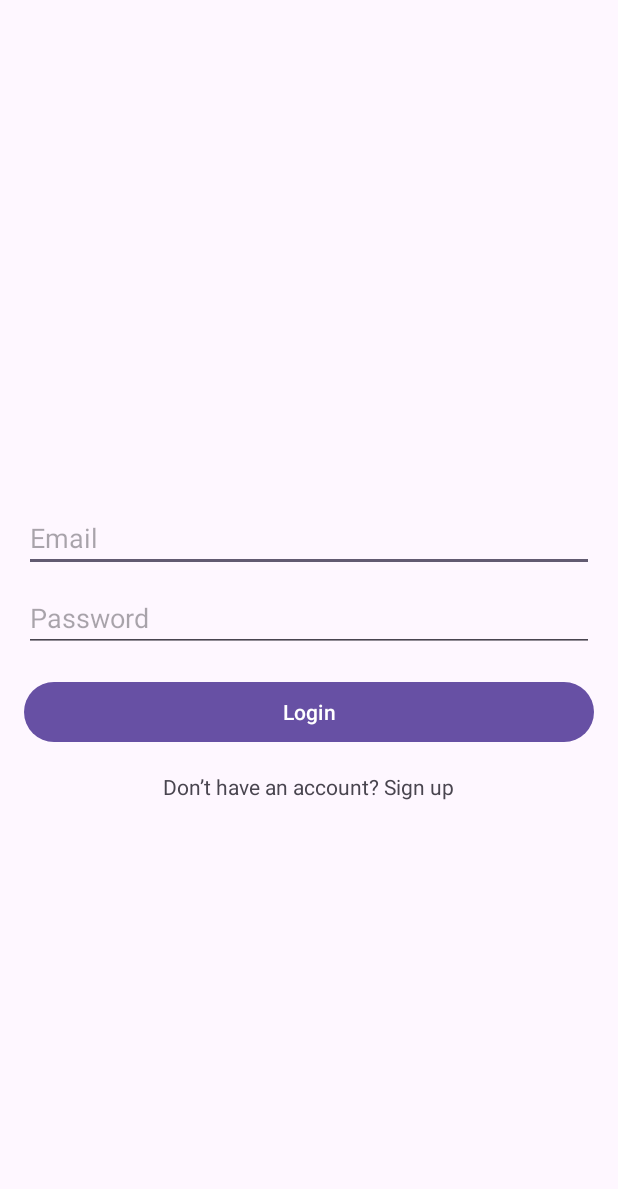
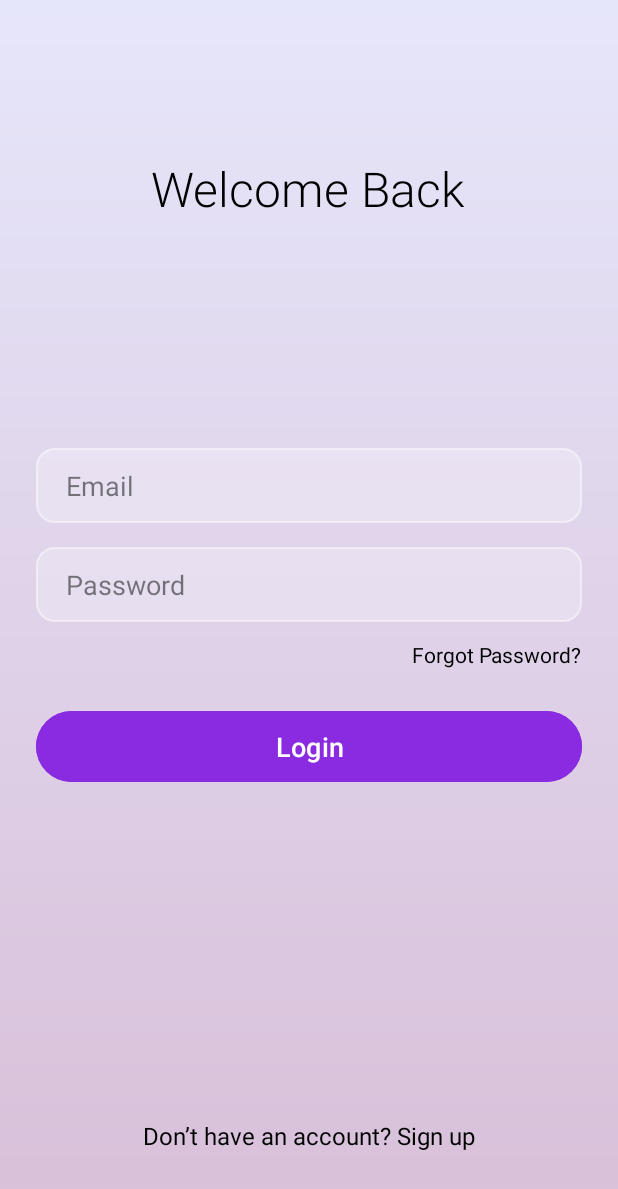
Before and after one commit to Navneetk4y4/Fyndora, an Android app: the screen it shows after launch (LoginActivity), on a phone screen of 412 x 824 dp. Shown: the top 1189 px of the screen. Run offline under Robolectric (Android 15) with nearby library versions, the phone set to English and light mode, and no system bars; our stand-ins replace Firebase (no records; nobody signed in at launch, a user with empty details on screens opened directly).

Commit message:
forgot pass added

```diff
--- a/LostAndFound/app/src/main/AndroidManifest.xml
+++ b/LostAndFound/app/src/main/AndroidManifest.xml
@@ -44,6 +44,9 @@
             android:name=".SignUpActivity"
             android:exported="true" />
         <activity
+            android:name=".ForgotPasswordActivity"
+            android:exported="true" />
+        <activity
             android:name=".SettingsActivity"
             android:exported="true" />
         <activity
--- a/LostAndFound/app/src/main/java/com/example/lostandfound/LoginActivity.kt
+++ b/LostAndFound/app/src/main/java/com/example/lostandfound/LoginActivity.kt
@@ -24,6 +24,7 @@ class LoginActivity : AppCompatActivity() {
         val passwordEditText: EditText = findViewById(R.id.et_password)
         val loginButton: Button = findViewById(R.id.btn_login)
         val signUpTextView: TextView = findViewById(R.id.tv_signup)
+        val forgotPasswordTextView: TextView = findViewById(R.id.tv_forgot_password)
 
         // Login button click
         loginButton.setOnClickListener {
@@ -53,5 +54,10 @@ class LoginActivity : AppCompatActivity() {
         signUpTextView.setOnClickListener {
             startActivity(Intent(this, SignUpActivity::class.java))
         }
+
+        // Forgot Password text click
+        forgotPasswordTextView.setOnClickListener {
+            startActivity(Intent(this, ForgotPasswordActivity::class.java))
+        }
     }
 }
--- a/LostAndFound/app/src/main/java/com/example/lostandfound/SignUpActivity.kt
+++ b/LostAndFound/app/src/main/java/com/example/lostandfound/SignUpActivity.kt
@@ -21,8 +21,8 @@ class SignUpActivity : AppCompatActivity() {
         auth = FirebaseAuth.getInstance()
         database = FirebaseDatabase.getInstance()
 
-        val nameEditText: EditText = findViewById(R.id.et_name)
-        val emailEditText: EditText = findViewById(R.id.et_email)
+        val nameEditText: EditText = findViewById(R.id.et_name_signup)
+        val emailEditText: EditText = findViewById(R.id.et_email_signup)
         val uniRegNoEditText: EditText = findViewById(R.id.et_uni_reg_no_signup)
         val passwordEditText: EditText = findViewById(R.id.et_password_signup)
         val confirmPasswordEditText: EditText = findViewById(R.id.et_confirm_password)
--- /dev/null
+++ b/LostAndFound/app/src/main/res/drawable/bg_edit_text_glossy.xml
@@ -0,0 +1,7 @@
+<?xml version="1.0" encoding="utf-8"?>
+<shape xmlns:android="http://schemas.android.com/apk/res/android"
+    android:shape="rectangle">
+    <solid android:color="#40FFFFFF" />
+    <corners android:radius="12dp" />
+    <stroke android:width="1dp" android:color="#80FFFFFF" />
+</shape>
--- /dev/null
+++ b/LostAndFound/app/src/main/res/drawable/bg_glossy_gradient.xml
@@ -0,0 +1,9 @@
+<?xml version="1.0" encoding="utf-8"?>
+<shape xmlns:android="http://schemas.android.com/apk/res/android"
+    android:shape="rectangle">
+    <gradient
+        android:angle="270"
+        android:startColor="#E6E6FA"
+        android:endColor="#D8BFD8"
+        android:type="linear" />
+</shape>
--- a/LostAndFound/app/src/main/res/layout/activity_login.xml
+++ b/LostAndFound/app/src/main/res/layout/activity_login.xml
@@ -3,41 +3,84 @@
     xmlns:tools="http://schemas.android.com/tools"
     android:layout_width="match_parent"
     android:layout_height="match_parent"
-    android:padding="16dp"
+    android:background="@drawable/bg_glossy_gradient"
+    android:padding="24dp"
     tools:context=".LoginActivity">
+
+    <TextView
+        android:id="@+id/tv_login_title"
+        android:layout_width="wrap_content"
+        android:layout_height="wrap_content"
+        android:layout_centerHorizontal="true"
+        android:layout_marginTop="80dp"
+        android:fontFamily="sans-serif-light"
+        android:text="Welcome Back"
+        android:textColor="@android:color/black"
+        android:textSize="32sp" />
+
+    <LinearLayout
+        android:layout_width="match_parent"
+        android:layout_height="wrap_content"
+        android:layout_centerInParent="true"
+        android:orientation="vertical">
 
         <EditText
             android:id="@+id/et_email_login"
             android:layout_width="match_parent"
-        android:layout_height="wrap_content"
-        android:layout_above="@+id/et_password"
-        android:layout_marginBottom="8dp"
+            android:layout_height="50dp"
+            android:background="@drawable/bg_edit_text_glossy"
             android:hint="Email"
-        android:inputType="textEmailAddress" />
+            android:inputType="textEmailAddress"
+            android:paddingHorizontal="20dp"
+            android:textColor="@android:color/black"
+            android:textColorHint="#80000000" />
 
         <EditText
             android:id="@+id/et_password"
             android:layout_width="match_parent"
+            android:layout_height="50dp"
+            android:layout_marginTop="16dp"
+            android:background="@drawable/bg_edit_text_glossy"
+            android:hint="Password"
+            android:inputType="textPassword"
+            android:paddingHorizontal="20dp"
+            android:textColor="@android:color/black"
+            android:textColorHint="#80000000" />
+
+        <TextView
+            android:id="@+id/tv_forgot_password"
+            android:layout_width="wrap_content"
             android:layout_height="wrap_content"
-        android:layout_centerVertical="true"
-        android:hint="Password"
-        android:inputType="textPassword" />
+            android:layout_gravity="end"
+            android:layout_marginTop="12dp"
+            android:text="Forgot Password?"
+            android:textColor="@android:color/black"
+            android:clickable="true"
+            android:focusable="true" />
 
         <Button
             android:id="@+id/btn_login"
             android:layout_width="match_parent"
-        android:layout_height="wrap_content"
-        android:layout_below="@+id/et_password"
-        android:layout_marginTop="16dp"
-        android:text="Login" />
+            android:layout_height="55dp"
+            android:layout_marginTop="24dp"
+            android:backgroundTint="#8A2BE2"
+            android:text="Login"
+            android:textColor="@android:color/white"
+            android:textSize="18sp" />
+
+    </LinearLayout>
 
     <TextView
         android:id="@+id/tv_signup"
         android:layout_width="wrap_content"
         android:layout_height="wrap_content"
-        android:layout_below="@+id/btn_login"
+        android:layout_alignParentBottom="true"
         android:layout_centerHorizontal="true"
-        android:layout_marginTop="16dp"
-        android:text="Don’t have an account? Sign up" />
+        android:layout_marginBottom="32dp"
+        android:text="Don’t have an account? Sign up"
+        android:textColor="@android:color/black"
+        android:textSize="16sp"
+        android:clickable="true"
+        android:focusable="true"/>
 
 </RelativeLayout>
```
Also changed, not shown: LostAndFound/app/src/main/java/com/example/lostandfound/ForgotPasswordActivity.kt (added, +42 -0 lines), LostAndFound/app/src/main/res/layout/activity_forgot_password.xml (added, +50 -0 lines), LostAndFound/app/src/main/res/layout/activity_signup.xml (+77 -25 lines). Lines whose indentation alone changed are shown as unchanged.
